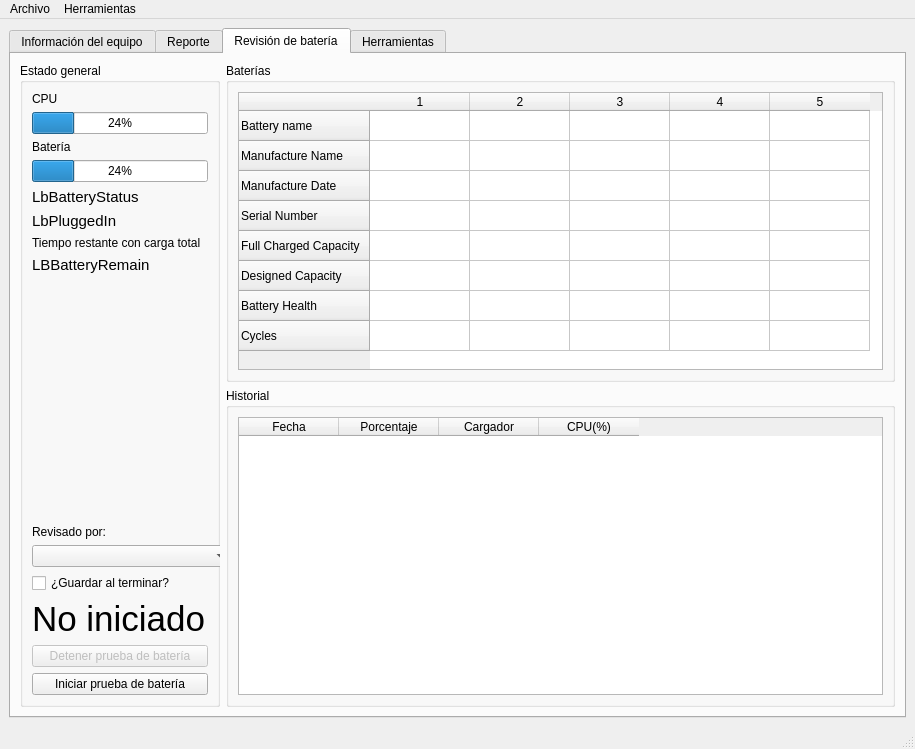
The window that ui/mainwindow.ui (gabod22/PatiaTest) describes before a commit, drawn with Qt 5.
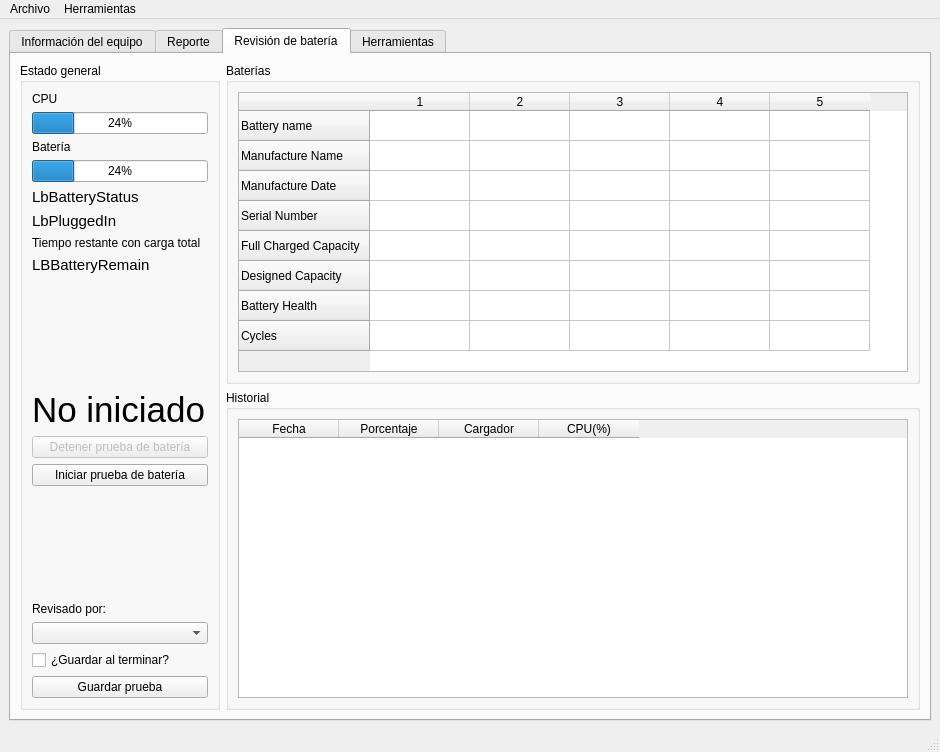
The same window after the commit. The open tabs and pages were chosen to show the change. Icons and pictures are not drawn.

What changed in the file:
```diff
--- a/ui/mainwindow.ui
+++ b/ui/mainwindow.ui
@@ -6,8 +6,8 @@
    <rect>
     <x>0</x>
     <y>0</y>
-    <width>915</width>
-    <height>749</height>
+    <width>940</width>
+    <height>752</height>
    </rect>
   </property>
   <property name="windowTitle">
@@ -1233,6 +1233,49 @@
              </property>
             </spacer>
            </item>
+           <item>
+            <widget class="QLabel" name="LBTimeElapsed">
+             <property name="font">
+              <font>
+               <pointsize>26</pointsize>
+               <bold>false</bold>
+              </font>
+             </property>
+             <property name="text">
+              <string>No iniciado</string>
+             </property>
+            </widget>
+           </item>
+           <item>
+            <widget class="QPushButton" name="BtnStopBatteryTest">
+             <property name="enabled">
+              <bool>false</bool>
+             </property>
+             <property name="text">
+              <string>Detener prueba de batería</string>
+             </property>
+            </widget>
+           </item>
+           <item>
+            <widget class="QPushButton" name="BtnStartBatteryTest">
+             <property name="text">
+              <string>Iniciar prueba de batería</string>
+             </property>
+            </widget>
+           </item>
+           <item>
+            <spacer name="verticalSpacer_6">
+             <property name="orientation">
+              <enum>Qt::Vertical</enum>
+             </property>
+             <property name="sizeHint" stdset="0">
+              <size>
+               <width>20</width>
+               <height>40</height>
+              </size>
+             </property>
+            </spacer>
+           </item>
            <item>
             <layout class="QVBoxLayout" name="verticalLayout_23">
              <item>
@@ -1244,12 +1287,6 @@
              </item>
              <item>
               <widget class="QComboBox" name="CboxBatCheckedBy">
-               <property name="minimumSize">
-                <size>
-                 <width>200</width>
-                 <height>0</height>
-                </size>
-               </property>
                <property name="maximumSize">
                 <size>
                  <width>500</width>
@@ -1271,32 +1308,9 @@
             </widget>
            </item>
            <item>
-            <widget class="QLabel" name="LBTimeElapsed">
-             <property name="font">
-              <font>
-               <pointsize>26</pointsize>
-               <bold>false</bold>
-              </font>
-             </property>
+            <widget class="QPushButton" name="BtnSaveBatteryRecord">
              <property name="text">
-              <string>No iniciado</string>
-             </property>
-            </widget>
-           </item>
-           <item>
-            <widget class="QPushButton" name="BtnStopBatteryTest">
-             <property name="enabled">
-              <bool>false</bool>
-             </property>
-             <property name="text">
-              <string>Detener prueba de batería</string>
-             </property>
-            </widget>
-           </item>
-           <item>
-            <widget class="QPushButton" name="BtnStartBatteryTest">
-             <property name="text">
-              <string>Iniciar prueba de batería</string>
+              <string>Guardar prueba</string>
              </property>
             </widget>
            </item>
@@ -1559,7 +1573,7 @@
     <rect>
      <x>0</x>
      <y>0</y>
-     <width>915</width>
+     <width>940</width>
      <height>22</height>
     </rect>
    </property>
```
Left out of the diff: 10 changed lines with no effect on the pictures.
